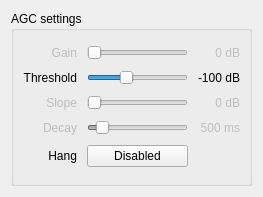
Above: src/qtgui/agc_options.ui from gqrx-sdr/gqrx before the change. Below: the same form after it.
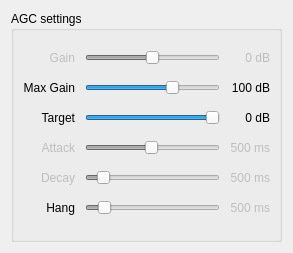
That is the form after the change. Icons and pictures are not drawn.

The edit to the form file:
```diff
--- a/src/qtgui/agc_options.ui
+++ b/src/qtgui/agc_options.ui
@@ -6,8 +6,8 @@
    <rect>
     <x>0</x>
     <y>0</y>
-    <width>263</width>
-    <height>197</height>
+    <width>293</width>
+    <height>253</height>
    </rect>
   </property>
   <property name="focusPolicy">
@@ -33,58 +33,20 @@
       <property name="verticalSpacing">
        <number>5</number>
       </property>
-      <item row="4" column="0">
-       <widget class="QLabel" name="label3">
-        <property name="enabled">
-         <bool>false</bool>
-        </property>
+      <item row="3" column="0">
+       <widget class="QLabel" name="targetLevelTitle">
         <property name="text">
-         <string>Slope</string>
+         <string>Target</string>
         </property>
         <property name="alignment">
          <set>Qt::AlignRight|Qt::AlignTrailing|Qt::AlignVCenter</set>
         </property>
        </widget>
       </item>
-      <item row="2" column="0">
-       <widget class="QLabel" name="label2">
+      <item row="3" column="2">
+       <widget class="QLabel" name="targetLevelLabel">
         <property name="text">
-         <string>Threshold</string>
-        </property>
-        <property name="alignment">
-         <set>Qt::AlignRight|Qt::AlignTrailing|Qt::AlignVCenter</set>
-        </property>
-       </widget>
-      </item>
-      <item row="4" column="1">
-       <widget class="QSlider" name="slopeSlider">
-        <property name="enabled">
-         <bool>false</bool>
-        </property>
-        <property name="focusPolicy">
-         <enum>Qt::StrongFocus</enum>
-        </property>
-        <property name="toolTip">
-         <string>AGC slope</string>
-        </property>
-        <property name="maximum">
-         <number>10</number>
-        </property>
-        <property name="pageStep">
-         <number>1</number>
-        </property>
-        <property name="value">
-         <number>0</number>
-        </property>
-        <property name="orientation">
-         <enum>Qt::Horizontal</enum>
-        </property>
-       </widget>
-      </item>
-      <item row="2" column="2">
-       <widget class="QLabel" name="thresholdLabel">
-        <property name="text">
-         <string>-100 dB</string>
+         <string>0 dB</string>
         </property>
         <property name="alignment">
          <set>Qt::AlignRight|Qt::AlignTrailing|Qt::AlignVCenter</set>
@@ -104,25 +66,6 @@
         </property>
        </widget>
       </item>
-      <item row="6" column="1">
-       <widget class="QPushButton" name="hangButton">
-        <property name="toolTip">
-         <string>Enable / disable AGC hang</string>
-        </property>
-        <property name="text">
-         <string>Disabled</string>
-        </property>
-        <property name="checkable">
-         <bool>true</bool>
-        </property>
-        <property name="autoDefault">
-         <bool>false</bool>
-        </property>
-        <property name="flat">
-         <bool>false</bool>
-        </property>
-       </widget>
-      </item>
       <item row="0" column="2">
        <widget class="QLabel" name="gainLabel">
         <property name="enabled">
@@ -197,6 +140,9 @@
         <property name="toolTip">
          <string>Manual gain. Used when AGC is switched off</string>
         </property>
+        <property name="minimum">
+         <number>-100</number>
+        </property>
         <property name="maximum">
          <number>100</number>
         </property>
@@ -218,19 +164,6 @@
         </property>
        </widget>
       </item>
-      <item row="4" column="2">
-       <widget class="QLabel" name="slopeLabel">
-        <property name="enabled">
-         <bool>false</bool>
-        </property>
-        <property name="text">
-         <string>0 dB</string>
-        </property>
-        <property name="alignment">
-         <set>Qt::AlignRight|Qt::AlignTrailing|Qt::AlignVCenter</set>
-        </property>
-       </widget>
-      </item>
       <item row="6" column="0">
        <widget class="QLabel" name="label5">
         <property name="text">
@@ -241,8 +174,8 @@
         </property>
        </widget>
       </item>
-      <item row="2" column="1">
-       <widget class="QSlider" name="thresholdSlider">
+      <item row="3" column="1">
+       <widget class="QSlider" name="targetLevelSlider">
         <property name="focusPolicy">
          <enum>Qt::StrongFocus</enum>
         </property>
@@ -250,19 +183,180 @@
          <string>AGC threshold (aka. knee)</string>
         </property>
         <property name="minimum">
-         <number>-160</number>
-        </property>
-        <property name="maximum">
-         <number>0</number>
-        </property>
-        <property name="value">
          <number>-100</number>
         </property>
+        <property name="maximum">
+         <number>0</number>
+        </property>
+        <property name="value">
+         <number>0</number>
+        </property>
         <property name="orientation">
          <enum>Qt::Horizontal</enum>
         </property>
        </widget>
       </item>
+      <item row="1" column="0">
+       <widget class="QLabel" name="maxGainTitle">
+        <property name="enabled">
+         <bool>true</bool>
+        </property>
+        <property name="text">
+         <string>Max Gain</string>
+        </property>
+        <property name="alignment">
+         <set>Qt::AlignRight|Qt::AlignTrailing|Qt::AlignVCenter</set>
+        </property>
+       </widget>
+      </item>
+      <item row="1" column="1">
+       <widget class="QSlider" name="maxGainSlider">
+        <property name="enabled">
+         <bool>true</bool>
+        </property>
+        <property name="focusPolicy">
+         <enum>Qt::StrongFocus</enum>
+        </property>
+        <property name="toolTip">
+         <string>Maximum automatic gain.</string>
+        </property>
+        <property name="minimum">
+         <number>0</number>
+        </property>
+        <property name="maximum">
+         <number>150</number>
+        </property>
+        <property name="value">
+         <number>100</number>
+        </property>
+        <property name="orientation">
+         <enum>Qt::Horizontal</enum>
+        </property>
+       </widget>
+      </item>
+      <item row="1" column="2">
+       <widget class="QLabel" name="maxGainLabel">
+        <property name="enabled">
+         <bool>true</bool>
+        </property>
+        <property name="toolTip">
+         <string>Manual gain. Used when AGC is switched off</string>
+        </property>
+        <property name="text">
+         <string>100 dB</string>
+        </property>
+        <property name="alignment">
+         <set>Qt::AlignRight|Qt::AlignTrailing|Qt::AlignVCenter</set>
+        </property>
+       </widget>
+      </item>
+      <item row="4" column="1">
+       <widget class="QSlider" name="attackSlider">
+        <property name="enabled">
+         <bool>false</bool>
+        </property>
+        <property name="focusPolicy">
+         <enum>Qt::StrongFocus</enum>
+        </property>
+        <property name="toolTip">
+         <string>AGC attack time. Time to change from max gain to min gain. Smaller gain changes are faster.</string>
+        </property>
+        <property name="minimum">
+         <number>20</number>
+        </property>
+        <property name="maximum">
+         <number>1000</number>
+        </property>
+        <property name="singleStep">
+         <number>10</number>
+        </property>
+        <property name="pageStep">
+         <number>50</number>
+        </property>
+        <property name="value">
+         <number>500</number>
+        </property>
+        <property name="sliderPosition">
+         <number>500</number>
+        </property>
+        <property name="orientation">
+         <enum>Qt::Horizontal</enum>
+        </property>
+       </widget>
+      </item>
+      <item row="4" column="0">
+       <widget class="QLabel" name="attackTitle">
+        <property name="enabled">
+         <bool>false</bool>
+        </property>
+        <property name="text">
+         <string>Attack</string>
+        </property>
+        <property name="alignment">
+         <set>Qt::AlignRight|Qt::AlignTrailing|Qt::AlignVCenter</set>
+        </property>
+       </widget>
+      </item>
+      <item row="4" column="2">
+       <widget class="QLabel" name="attackLabel">
+        <property name="enabled">
+         <bool>false</bool>
+        </property>
+        <property name="text">
+         <string>500 ms</string>
+        </property>
+        <property name="alignment">
+         <set>Qt::AlignRight|Qt::AlignTrailing|Qt::AlignVCenter</set>
+        </property>
+       </widget>
+      </item>
+      <item row="6" column="1">
+       <widget class="QSlider" name="hangSlider">
+        <property name="enabled">
+         <bool>false</bool>
+        </property>
+        <property name="focusPolicy">
+         <enum>Qt::StrongFocus</enum>
+        </property>
+        <property name="toolTip">
+         <string>AGC hang time. Time to wait before trying to increase the gain after the peak.</string>
+        </property>
+        <property name="minimum">
+         <number>0</number>
+        </property>
+        <property name="maximum">
+         <number>5000</number>
+        </property>
+        <property name="singleStep">
+         <number>10</number>
+        </property>
+        <property name="pageStep">
+         <number>50</number>
+        </property>
+        <property name="value">
+         <number>500</number>
+        </property>
+        <property name="sliderPosition">
+         <number>500</number>
+        </property>
+        <property name="orientation">
+         <enum>Qt::Horizontal</enum>
+        </property>
+       </widget>
+      </item>
+      <item row="6" column="2">
+       <widget class="QLabel" name="hangLabel">
+        <property name="enabled">
+         <bool>false</bool>
+        </property>
+        <property name="text">
+         <string>500 ms</string>
+        </property>
+        <property name="alignment">
+         <set>Qt::AlignRight|Qt::AlignTrailing|Qt::AlignVCenter</set>
+        </property>
+       </widget>
+      </item>
      </layout>
     </widget>
    </item>
```
Left out of the diff: 14 changed lines with no effect on the pictures.
